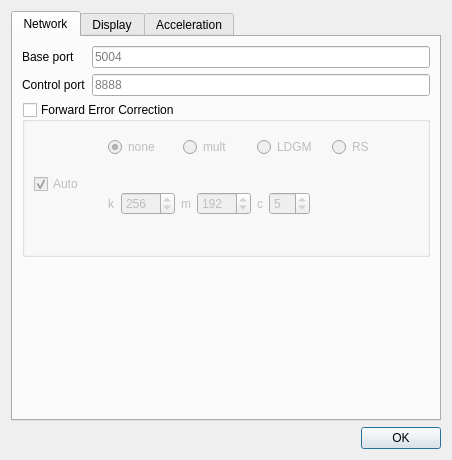
Old version of the form gui/QT/ui/settings.ui in the repository CESNET/UltraGrid.
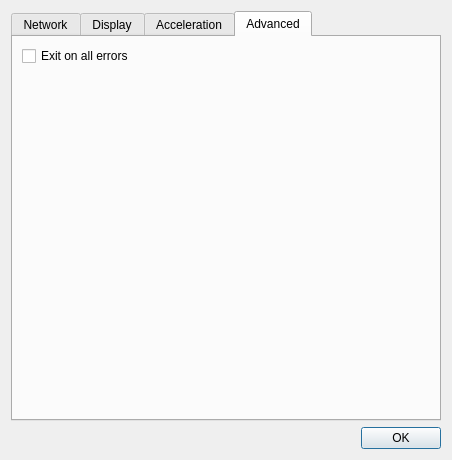
New version of the form. The open tabs and pages were chosen to show the change.

Commit message: GUI: Treat all errors as fatal by default

```diff
--- a/gui/QT/ui/settings.ui
+++ b/gui/QT/ui/settings.ui
@@ -520,6 +520,20 @@
        </item>
       </layout>
      </widget>
+     <widget class="QWidget" name="Advanced">
+      <attribute name="title">
+       <string>Advanced</string>
+      </attribute>
+      <layout class="QFormLayout" name="formLayout">
+       <item row="0" column="0">
+        <widget class="QCheckBox" name="errorsFatalBox">
+         <property name="text">
+          <string>Exit on all errors</string>
+         </property>
+        </widget>
+       </item>
+      </layout>
+     </widget>
     </widget>
    </item>
    <item>
```
Left out of the diff: 2 changed lines with no effect on the pictures. The commit also changes 2 other files.
